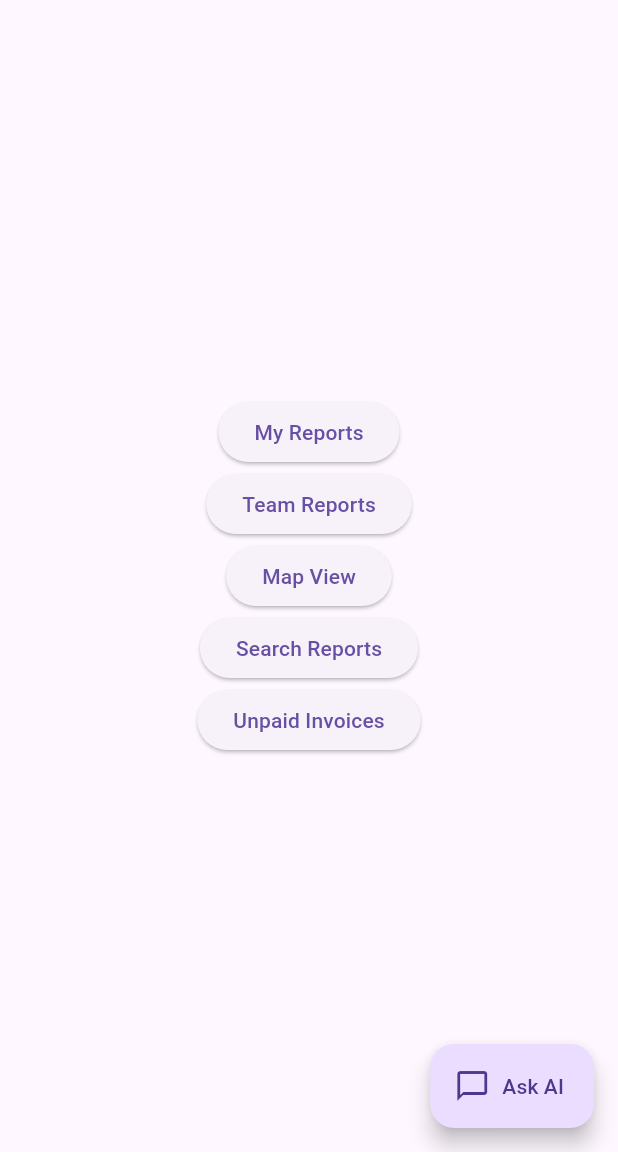
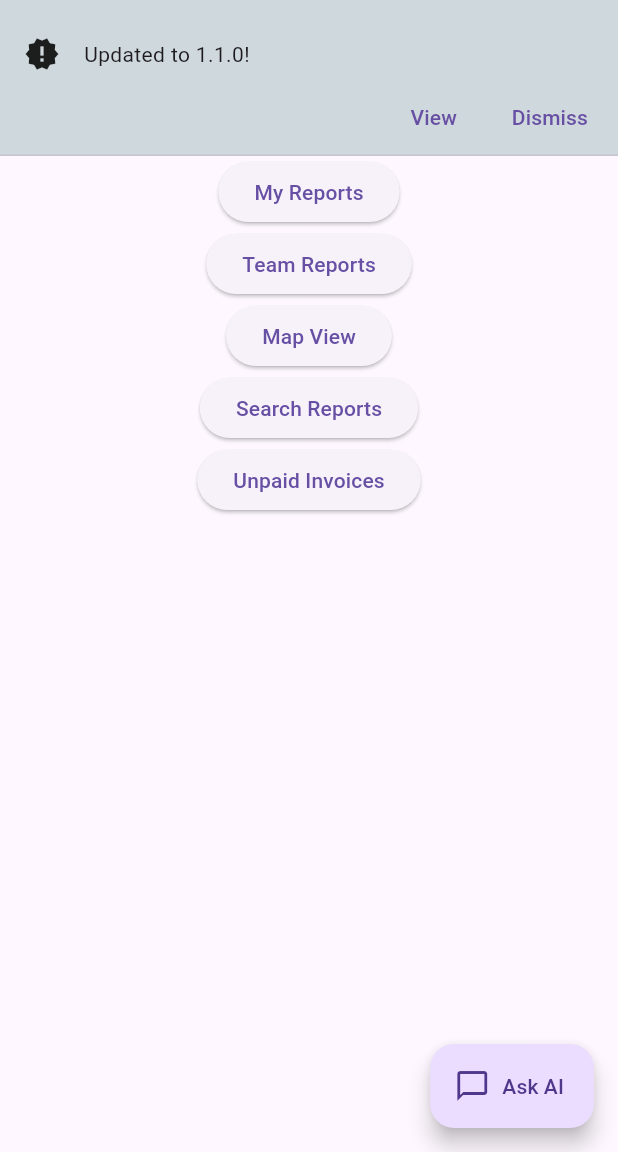
Before and after one commit to ClearSkyDev/clearsky_photo_reports, a Flutter app: the screen it shows once a user with an empty profile is signed in, on a phone screen of 412 x 824 dp, the part 84-1236 px from its top. Run offline on Flutter 3.47's test engine with Material 3 defaults, Android fonts, the phone set to English and light mode, and no system bars; our stand-ins replace cloud_firestore, connectivity_plus, csv, file_picker, firebase_auth, firebase_core and 19 more; missing offline and left inert: dart:html; accounts and stored records are empty; network calls fail.

Commit message:
feat: add in-app changelog notifications

```diff
--- a/lib/main.dart
+++ b/lib/main.dart
@@ -32,6 +32,8 @@ import 'screens/notification_settings_screen.dart';
 import 'services/auth_service.dart';
 import 'services/offline_sync_service.dart';
 import 'services/notification_service.dart';
+import 'services/changelog_service.dart';
+import 'screens/changelog_screen.dart';
 
 Future<void> main() async {
   WidgetsFlutterBinding.ensureInitialized();
@@ -40,6 +42,7 @@ Future<void> main() async {
   );
   await OfflineSyncService.instance.init();
   await NotificationService.instance.init();
+  await ChangelogService.instance.init();
   runApp(const ClearSkyApp());
 }
 
@@ -74,6 +77,7 @@ class ClearSkyApp extends StatelessWidget {
         '/search': (context) => const ReportSearchScreen(),
         '/invoices': (context) => const InvoiceListScreen(),
         '/notifications': (context) => const NotificationSettingsScreen(),
+        '/changelog': (context) => const ChangelogScreen(),
       },
       onGenerateRoute: (settings) {
         final name = settings.name ?? '';
--- /dev/null
+++ b/lib/models/app_changelog.dart
@@ -0,0 +1,22 @@
+class AppChangeEntry {
+  final String version;
+  final DateTime date;
+  final List<String> highlights;
+  final String notes;
+
+  AppChangeEntry({
+    required this.version,
+    required this.date,
+    required this.highlights,
+    required this.notes,
+  });
+
+  factory AppChangeEntry.fromMap(Map<String, dynamic> map) {
+    return AppChangeEntry(
+      version: map['version'] as String? ?? '',
+      date: DateTime.parse(map['date'] as String? ?? DateTime.now().toIso8601String()),
+      highlights: List<String>.from(map['highlights'] ?? []),
+      notes: map['notes'] as String? ?? '',
+    );
+  }
+}
--- a/lib/screens/dashboard_screen.dart
+++ b/lib/screens/dashboard_screen.dart
@@ -7,11 +7,17 @@ import '../services/auth_service.dart';
 import '../services/offline_sync_service.dart';
 import '../widgets/ai_chat_button.dart';
 import '../widgets/ai_chat_drawer.dart';
+import '../widgets/changelog_banner.dart';
 
-class DashboardScreen extends StatelessWidget {
+class DashboardScreen extends StatefulWidget {
   final InspectorUser user;
   const DashboardScreen({super.key, required this.user});
 
+  @override
+  State<DashboardScreen> createState() => _DashboardScreenState();
+}
+
+class _DashboardScreenState extends State<DashboardScreen> {
   @override
   Widget build(BuildContext context) {
     final key = const String.fromEnvironment('OPENAI_API_KEY', defaultValue: '')
@@ -69,10 +75,12 @@ class DashboardScreen extends StatelessWidget {
           ),
         ],
       ),
-      body: Center(
+      body: Align(
+        alignment: Alignment.topCenter,
         child: Column(
-          mainAxisAlignment: MainAxisAlignment.center,
+          mainAxisAlignment: MainAxisAlignment.start,
           children: [
+            const ChangelogBanner(),
             ElevatedButton(
               onPressed: () => Navigator.pushNamed(context, '/history'),
               child: const Text('My Reports'),
@@ -93,27 +101,27 @@ class DashboardScreen extends StatelessWidget {
               onPressed: () => Navigator.pushNamed(context, '/invoices'),
               child: const Text('Unpaid Invoices'),
             ),
-            if (user.role == UserRole.admin)
+            if (widget.user.role == UserRole.admin)
               ElevatedButton(
                 onPressed: () => Navigator.pushNamed(context, '/manageTeam'),
                 child: const Text('Manage Team'),
               ),
-            if (user.role == UserRole.admin)
+            if (widget.user.role == UserRole.admin)
               ElevatedButton(
                 onPressed: () => Navigator.pushNamed(context, '/publicLinks'),
                 child: const Text('Public Links'),
               ),
-            if (user.role == UserRole.admin)
+            if (widget.user.role == UserRole.admin)
               ElevatedButton(
                 onPressed: () => Navigator.pushNamed(context, '/signatureStatus'),
                 child: const Text('Signature Status'),
               ),
-            if (user.role == UserRole.admin)
+            if (widget.user.role == UserRole.admin)
               ElevatedButton(
                 onPressed: () => Navigator.pushNamed(context, '/analytics'),
                 child: const Text('Analytics Dashboard'),
               ),
-            if (user.role == UserRole.admin)
+            if (widget.user.role == UserRole.admin)
               ElevatedButton(
                 onPressed: () => Navigator.pushNamed(context, '/adminLogs'),
                 child: const Text('Audit Logs'),
--- /dev/null
+++ b/lib/services/changelog_service.dart
@@ -0,0 +1,39 @@
+import 'dart:convert';
+import 'package:flutter/services.dart' show rootBundle;
+import 'package:shared_preferences/shared_preferences.dart';
+
+import '../models/app_changelog.dart';
+
+class ChangelogService {
+  ChangelogService._();
+  static final ChangelogService instance = ChangelogService._();
+
+  static const _seenKey = 'last_seen_version';
+
+  List<AppChangeEntry> _entries = [];
+
+  Future<void> init() async {
+    final data = await rootBundle.loadString('assets/changelog.json');
+    final List list = jsonDecode(data) as List;
+    _entries = list
+        .map((e) => AppChangeEntry.fromMap(Map<String, dynamic>.from(e)))
+        .toList();
+  }
+
+  List<AppChangeEntry> get entries => List.unmodifiable(_entries);
+
+  AppChangeEntry? get latest => _entries.isNotEmpty ? _entries.first : null;
+
+  Future<bool> shouldShowChangelog() async {
+    final prefs = await SharedPreferences.getInstance();
+    final last = prefs.getString(_seenKey);
+    final latestVersion = latest?.version;
+    return latestVersion != null && latestVersion != last;
+  }
+
+  Future<void> markSeen() async {
+    final prefs = await SharedPreferences.getInstance();
+    final v = latest?.version;
+    if (v != null) await prefs.setString(_seenKey, v);
+  }
+}
--- /dev/null
+++ b/lib/widgets/changelog_banner.dart
@@ -0,0 +1,58 @@
+import 'package:flutter/material.dart';
+
+import '../services/changelog_service.dart';
+import '../screens/changelog_screen.dart';
+
+class ChangelogBanner extends StatefulWidget {
+  const ChangelogBanner({super.key});
+
+  @override
+  State<ChangelogBanner> createState() => _ChangelogBannerState();
+}
+
+class _ChangelogBannerState extends State<ChangelogBanner> {
+  bool _show = false;
+
+  @override
+  void initState() {
+    super.initState();
+    _check();
+  }
+
+  Future<void> _check() async {
+    final show = await ChangelogService.instance.shouldShowChangelog();
+    if (mounted) setState(() => _show = show);
+  }
+
+  void _dismiss() {
+    ChangelogService.instance.markSeen();
+    setState(() => _show = false);
+  }
+
+  @override
+  Widget build(BuildContext context) {
+    if (!_show) return const SizedBox.shrink();
+    final entry = ChangelogService.instance.latest;
+    return MaterialBanner(
+      backgroundColor: Colors.blueGrey.shade100,
+      content: Text('Updated to ${entry?.version ?? ''}!'),
+      leading: const Icon(Icons.new_releases),
+      actions: [
+        TextButton(
+          onPressed: () {
+            _dismiss();
+            Navigator.push(
+              context,
+              MaterialPageRoute(builder: (_) => const ChangelogScreen()),
+            );
+          },
+          child: const Text('View'),
+        ),
+        TextButton(
+          onPressed: _dismiss,
+          child: const Text('Dismiss'),
+        ),
+      ],
+    );
+  }
+}
--- a/pubspec.yaml
+++ b/pubspec.yaml
@@ -55,3 +55,4 @@ flutter:
 
   assets:
     - assets/images/clearsky_logo.png
+    - assets/changelog.json
```
Also changed, not shown: assets/changelog.json (added, +17 -0 lines), lib/screens/changelog_screen.dart (added, +44 -0 lines).
